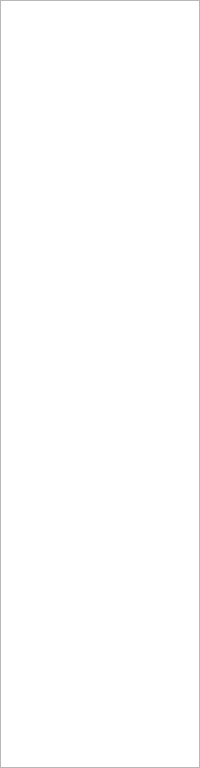
Old version of the form morphologist/core/gui/ui/subjects_widget.ui in the repository brainvisa/morphologist.
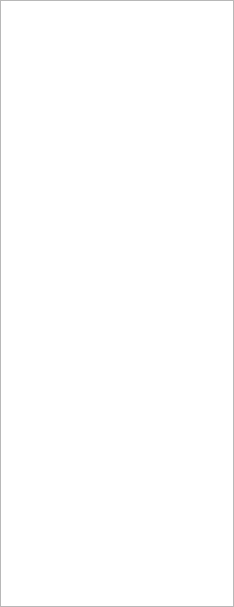
New version of the form.

Commit message:
ENH, REFAC: Enable selection of a range of subjects using shift key
The subjects_widget.ui now contains only a table view, that is used to initialize
the new class SubjetsTableView which redefines selectionCommand and selectionChanged methods
and uses an item delegate : SubjectsItemDelegate.

Patch:
```diff
--- a/morphologist/core/gui/ui/subjects_widget.ui
+++ b/morphologist/core/gui/ui/subjects_widget.ui
@@ -1,27 +1,15 @@
 <?xml version="1.0" encoding="UTF-8"?>
 <ui version="4.0">
- <class>Form</class>
- <widget class="QWidget" name="Form">
+ <class>subjects_tableview</class>
+ <widget class="QTableView" name="subjects_tableview">
   <property name="geometry">
    <rect>
     <x>0</x>
     <y>0</y>
-    <width>200</width>
-    <height>768</height>
+    <width>234</width>
+    <height>607</height>
    </rect>
   </property>
-  <property name="windowTitle">
-   <string>Subjects</string>
-  </property>
-  <layout class="QHBoxLayout" name="horizontalLayout">
-   <property name="spacing">
-    <number>0</number>
-   </property>
-   <property name="margin">
-    <number>0</number>
-   </property>
-   <item>
-    <widget class="QTableView" name="subjects_tableview">
      <property name="sizePolicy">
       <sizepolicy hsizetype="Preferred" vsizetype="Preferred">
        <horstretch>0</horstretch>
@@ -52,9 +40,9 @@
      <attribute name="verticalHeaderVisible">
       <bool>false</bool>
      </attribute>
-    </widget>
-   </item>
-  </layout>
+  <attribute name="verticalHeaderHighlightSections">
+   <bool>false</bool>
+  </attribute>
  </widget>
  <resources/>
  <connections/>
```
Left out of the diff: 5 changed lines with no effect on the pictures. Lines whose indentation alone changed are shown as unchanged. The commit also changes 3 other files.
